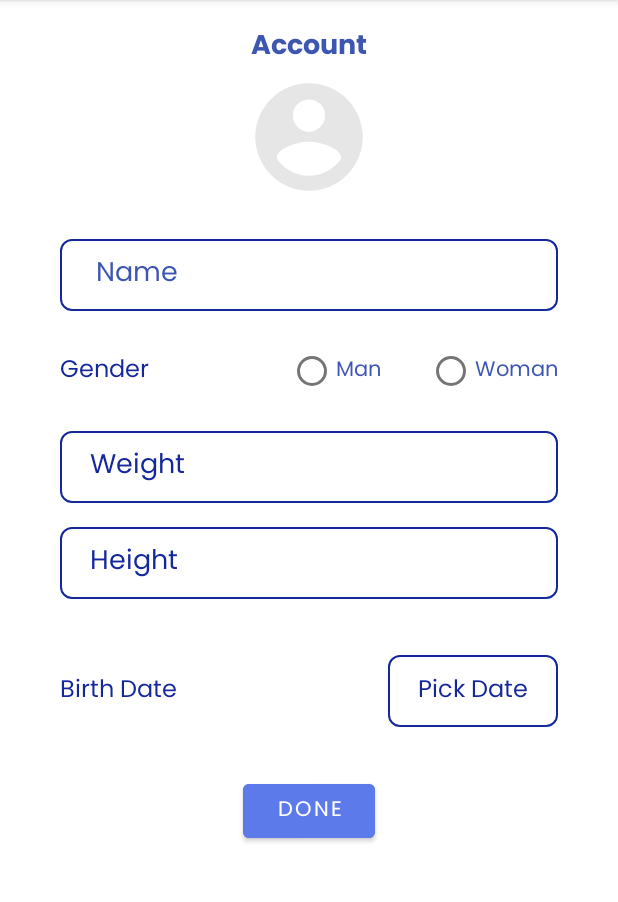
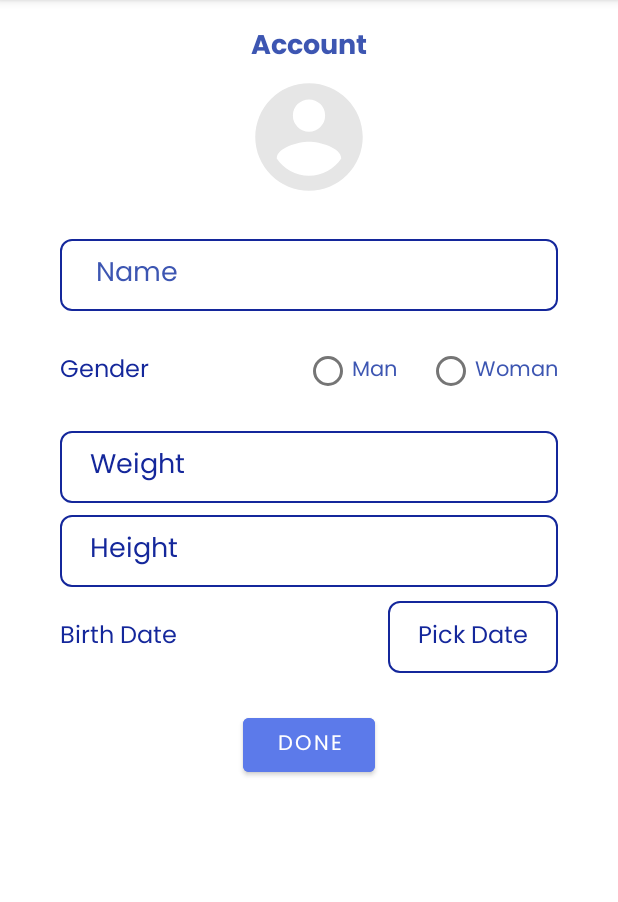
Before and after one commit to alfonsus20/TeenAge, an Android app: the Account screen opened directly, with no data from a screen before it, on a phone screen of 412 x 824 dp, the part 84-986 px from its top. Run offline under Robolectric (Android 15) with nearby library versions, the phone set to English and light mode, and no system bars.

Commit message:
memperbaiki activity_account.xml

```diff
--- a/app/src/main/res/layout/activity_account.xml
+++ b/app/src/main/res/layout/activity_account.xml
@@ -20,7 +20,7 @@
             android:layout_width="wrap_content"
             android:layout_height="wrap_content"
             android:layout_gravity="right"
-            android:layout_marginEnd="15dp"
+            android:layout_marginEnd="10dp"
             android:text="Man"
             android:textColor="@color/primary_variant" />
 
@@ -28,7 +28,7 @@
             android:id="@+id/radioButton"
             android:layout_width="wrap_content"
             android:layout_height="wrap_content"
-            android:layout_marginStart="15dp"
+            android:layout_marginStart="10dp"
             android:text="Woman"
             android:textColor="@color/primary_variant" />
     </RadioGroup>
@@ -107,7 +107,7 @@
         android:id="@+id/editTextNumber2"
         android:layout_width="0dp"
         android:layout_height="48dp"
-        android:layout_marginTop="16dp"
+        android:layout_marginTop="8dp"
         android:background="@drawable/edittext_bg"
         android:ems="10"
         android:hint="Height (cm)"
@@ -124,7 +124,7 @@
         android:id="@+id/btnAccount"
         android:layout_width="wrap_content"
         android:layout_height="wrap_content"
-        android:layout_marginTop="32dp"
+        android:layout_marginTop="24dp"
         android:backgroundTint="@color/secondary"
         android:text="Done"
         app:layout_constraintEnd_toEndOf="parent"
@@ -135,7 +135,7 @@
         android:id="@+id/textView5"
         android:layout_width="wrap_content"
         android:layout_height="wrap_content"
-        android:layout_marginTop="48dp"
+        android:layout_marginTop="20dp"
         android:text="Birth Date"
         android:textColor="@color/primary"
         android:textSize="16sp"
```
